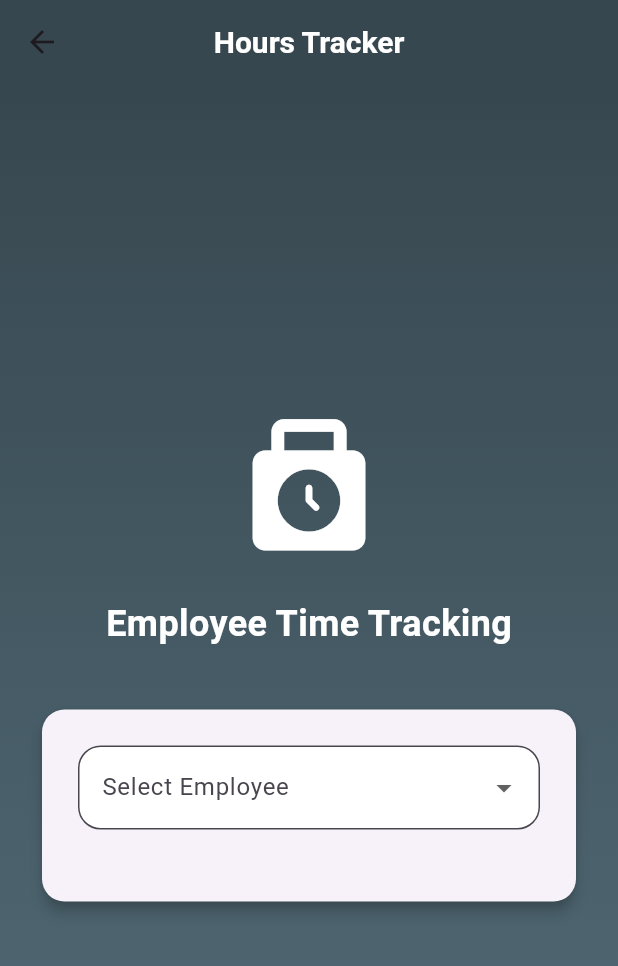
After one commit to Jordan-Barnes-Portfolio/heartland_application, a Flutter app: the screen it shows after launch, in the side drawer, after a tap on "Time Clock", on a phone screen of 412 x 824 dp. The commit adds this screen. Shown: the top 966 px of the screen. Run offline on Flutter 3.47's test engine with Material 3 defaults, Android fonts, the phone set to English and light mode, and no system bars; our stand-ins replace camera, cloud_firestore, firebase_core, firebase_storage, geocoding, google_maps_flutter and 4 more; missing offline and left inert: flutter_polyline_points; accounts and stored records are empty.

Commit message:
Added clockin/clockout

```diff
--- a/heartland_photo_app/lib/home_screen.dart
+++ b/heartland_photo_app/lib/home_screen.dart
@@ -3,7 +3,7 @@ import 'package:camera/camera.dart';
 import 'package:cloud_firestore/cloud_firestore.dart';
 import 'package:heartland_photo_app/annotation_screen.dart';
 import 'package:heartland_photo_app/claimsready_screen.dart';
-import 'package:heartland_photo_app/loc_track_screen.dart';
+import 'package:heartland_photo_app/hours_tracker.dart';
 import 'package:image_picker/image_picker.dart';
 import 'media_screen.dart';
 import 'package:url_launcher/url_launcher.dart';
@@ -335,11 +335,11 @@ class _HomeScreenState extends State<HomeScreen> {
               ),
             ),
             ListTile(
-              leading: const Icon(Icons.location_city),
-              title: const Text('Mileage Tracking'),
+              leading: const Icon(Icons.punch_clock_rounded),
+              title: const Text('Time Clock'),
               onTap: () {
                 Navigator.push(context, MaterialPageRoute(builder: (context) {
-                  return LocationTrackingPage();
+                  return HoursTrackerPage();
                 }));
               },
             ),
--- /dev/null
+++ b/heartland_photo_app/lib/hours_tracker.dart
@@ -0,0 +1,323 @@
+import 'package:flutter/material.dart';
+import 'package:cloud_firestore/cloud_firestore.dart';
+
+class HoursTrackerPage extends StatefulWidget {
+  const HoursTrackerPage({Key? key}) : super(key: key);
+
+  @override
+  _HoursTrackerPageState createState() => _HoursTrackerPageState();
+}
+
+class _HoursTrackerPageState extends State<HoursTrackerPage> {
+  bool isClockedIn = false;
+  String currentDocId = '';
+  DateTime? startTime;
+  String? selectedEmployee;
+  bool isLoading = false;
+
+  // List of employees
+  final List<String> employees = ['Joshua', 'Jordan', 'Kaleb', 'Chase'];
+
+  // Reference to Firestore collection
+  final CollectionReference workMetrics =
+      FirebaseFirestore.instance.collection('workMetrics');
+
+  @override
+  void initState() {
+    super.initState();
+    // Check for any active sessions on app start
+    checkActiveSession();
+  }
+
+  Future<void> checkActiveSession() async {
+    setState(() {
+      isLoading = true;
+    });
+
+    try {
+      // Check for any active sessions for all employees
+      final activeSessionQuery =
+          await workMetrics.where('status', isEqualTo: 'active').get();
+
+      if (activeSessionQuery.docs.isNotEmpty) {
+        final activeSession = activeSessionQuery.docs.first;
+        final activeEmployee = activeSession.get('employeeName') as String;
+
+        setState(() {
+          selectedEmployee = activeEmployee;
+          isClockedIn = true;
+          currentDocId = activeSession.id;
+          startTime = (activeSession.get('startTime') as Timestamp).toDate();
+        });
+      }
+    } catch (e) {
+      ScaffoldMessenger.of(context).showSnackBar(
+        SnackBar(content: Text('Error checking active sessions: $e')),
+      );
+    } finally {
+      setState(() {
+        isLoading = false;
+      });
+    }
+  }
+
+  Future<void> checkEmployeeStatus(String employeeName) async {
+    setState(() {
+      isLoading = true;
+    });
+
+    try {
+      final activeSessionQuery = await workMetrics
+          .where('employeeName', isEqualTo: employeeName)
+          .where('status', isEqualTo: 'active')
+          .get();
+
+      setState(() {
+        if (activeSessionQuery.docs.isNotEmpty) {
+          final activeSession = activeSessionQuery.docs.first;
+          isClockedIn = true;
+          currentDocId = activeSession.id;
+          startTime = (activeSession.get('startTime') as Timestamp).toDate();
+        } else {
+          isClockedIn = false;
+          currentDocId = '';
+          startTime = null;
+        }
+      });
+    } catch (e) {
+      ScaffoldMessenger.of(context).showSnackBar(
+        SnackBar(content: Text('Error checking employee status: $e')),
+      );
+    } finally {
+      setState(() {
+        isLoading = false;
+      });
+    }
+  }
+
+  Future<void> handleClockInOut() async {
+    if (selectedEmployee == null) {
+      ScaffoldMessenger.of(context).showSnackBar(
+        const SnackBar(content: Text('Please select an employee first')),
+      );
+      return;
+    }
+
+    setState(() {
+      isLoading = true;
+    });
+
+    final now = DateTime.now();
+
+    if (!isClockedIn) {
+      // Clock In logic
+      try {
+        // Double check no active session exists
+        final activeSessionQuery = await workMetrics
+            .where('employeeName', isEqualTo: selectedEmployee)
+            .where('status', isEqualTo: 'active')
+            .get();
+
+        if (activeSessionQuery.docs.isNotEmpty) {
+          ScaffoldMessenger.of(context).showSnackBar(
+            const SnackBar(content: Text('Employee is already clocked in')),
+          );
+          return;
+        }
+
+        DocumentReference docRef = await workMetrics.add({
+          'employeeName': selectedEmployee,
+          'startTime': now,
+          'status': 'active',
+          'createdAt': now,
+        });
+
+        setState(() {
+          isClockedIn = true;
+          currentDocId = docRef.id;
+          startTime = now;
+        });
+      } catch (e) {
+        ScaffoldMessenger.of(context).showSnackBar(
+          SnackBar(content: Text('Error clocking in: $e')),
+        );
+      }
+    } else {
+      // Clock Out logic
+      try {
+        if (startTime != null) {
+          final Duration difference = now.difference(startTime!);
+          final double hours = difference.inMinutes / 60.0;
+
+          await workMetrics.doc(currentDocId).update({
+            'endTime': now,
+            'status': 'completed',
+            'hours': double.parse(hours.toStringAsFixed(2)),
+            'updatedAt': now,
+          });
+
+          setState(() {
+            isClockedIn = false;
+            currentDocId = '';
+            startTime = null;
+          });
+        }
+      } catch (e) {
+        ScaffoldMessenger.of(context).showSnackBar(
+          SnackBar(content: Text('Error clocking out: $e')),
+        );
+      }
+    }
+
+    setState(() {
+      isLoading = false;
+    });
+  }
+
+  @override
+  Widget build(BuildContext context) {
+    return Scaffold(
+      appBar: AppBar(
+        centerTitle: true,
+        title: const Text(
+          'Hours Tracker',
+          style: TextStyle(
+            color: Colors.white,
+            fontSize: 20,
+            fontWeight: FontWeight.bold,
+          ),
+        ),
+        backgroundColor: Colors.blueGrey[800],
+        elevation: 0,
+      ),
+      body: Container(
+        decoration: BoxDecoration(
+          gradient: LinearGradient(
+            begin: Alignment.topCenter,
+            end: Alignment.bottomCenter,
+            colors: [Colors.blueGrey[800]!, Colors.blueGrey[600]!],
+          ),
+        ),
+        child: Center(
+          child: SingleChildScrollView(
+            padding: const EdgeInsets.all(24.0),
+            child: Column(
+              mainAxisAlignment: MainAxisAlignment.center,
+              children: [
+                const Icon(
+                  Icons.punch_clock_rounded,
+                  size: 100,
+                  color: Colors.white,
+                ),
+                const SizedBox(height: 24),
+                const Text(
+                  'Employee Time Tracking',
+                  style: TextStyle(
+                    fontSize: 24,
+                    fontWeight: FontWeight.bold,
+                    color: Colors.white,
+                  ),
+                ),
+                const SizedBox(height: 36),
+                Card(
+                  elevation: 4,
+                  shape: RoundedRectangleBorder(
+                    borderRadius: BorderRadius.circular(15),
+                  ),
+                  child: Padding(
+                    padding: const EdgeInsets.all(24.0),
+                    child: Column(
+                      mainAxisSize: MainAxisSize.min,
+                      crossAxisAlignment: CrossAxisAlignment.stretch,
+                      children: [
+                        // Employee Selection Dropdown
+                        DropdownButtonFormField<String>(
+                          value: selectedEmployee,
+                          decoration: InputDecoration(
+                            labelText: 'Select Employee',
+                            border: OutlineInputBorder(
+                              borderRadius: BorderRadius.circular(15),
+                            ),
+                            filled: true,
+                            fillColor: Colors.white,
+                          ),
+                          items: employees.map((String employee) {
+                            return DropdownMenuItem<String>(
+                              value: employee,
+                              child: Text(employee),
+                            );
+                          }).toList(),
+                          onChanged: isLoading
+                              ? null
+                              : (String? newValue) {
+                                  setState(() {
+                                    selectedEmployee = newValue;
+                                  });
+                                  if (newValue != null) {
+                                    checkEmployeeStatus(newValue);
+                                  }
+                                },
+                        ),
+                        const SizedBox(height: 24),
+                        if (selectedEmployee != null) ...[
+                          Text(
+                            isClockedIn
+                                ? 'Currently Working'
+                                : 'Not Clocked In',
+                            style: Theme.of(context).textTheme.titleLarge,
+                            textAlign: TextAlign.center,
+                          ),
+                          const SizedBox(height: 16),
+                        ],
+                        if (startTime != null) ...[
+                          Text(
+                            'Started at: ${startTime!.toLocal().toString().split('.')[0]}',
+                            style: Theme.of(context).textTheme.bodyLarge,
+                            textAlign: TextAlign.center,
+                          ),
+                          const SizedBox(height: 16),
+                        ],
+                        if (selectedEmployee != null) ...[
+                          if (isLoading)
+                            const Center(
+                              child: CircularProgressIndicator(
+                                color: Colors.orange,
+                              ),
+                            )
+                          else
+                            ElevatedButton.icon(
+                              icon: Icon(
+                                isClockedIn ? Icons.logout : Icons.login,
+                                color: Colors.white,
+                              ),
+                              label: Text(
+                                isClockedIn ? 'Clock Out' : 'Clock In',
+                                style: const TextStyle(
+                                  fontSize: 18,
+                                  color: Colors.white,
+                                ),
+                              ),
+                              style: ElevatedButton.styleFrom(
+                                backgroundColor:
+                                    isClockedIn ? Colors.red : Colors.orange,
+                                padding: const EdgeInsets.symmetric(
+                                    horizontal: 32, vertical: 16),
+                                shape: RoundedRectangleBorder(
+                                  borderRadius: BorderRadius.circular(30),
+                                ),
+                              ),
+                              onPressed: isLoading ? null : handleClockInOut,
+                            ),
+                        ],
+                      ],
+                    ),
+                  ),
+                ),
+              ],
+            ),
+          ),
+        ),
+      ),
+    );
+  }
+}
```
Also changed, not shown: heartland_photo_app/lib/loc_track_screen.dart (+10 -0 lines).
